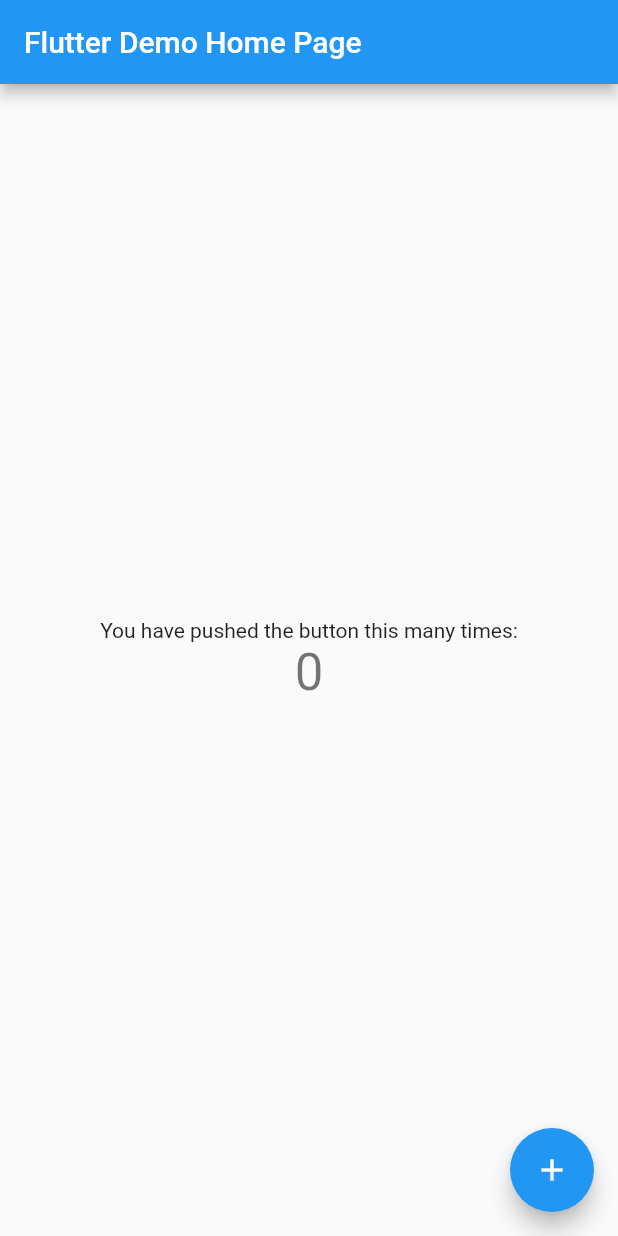
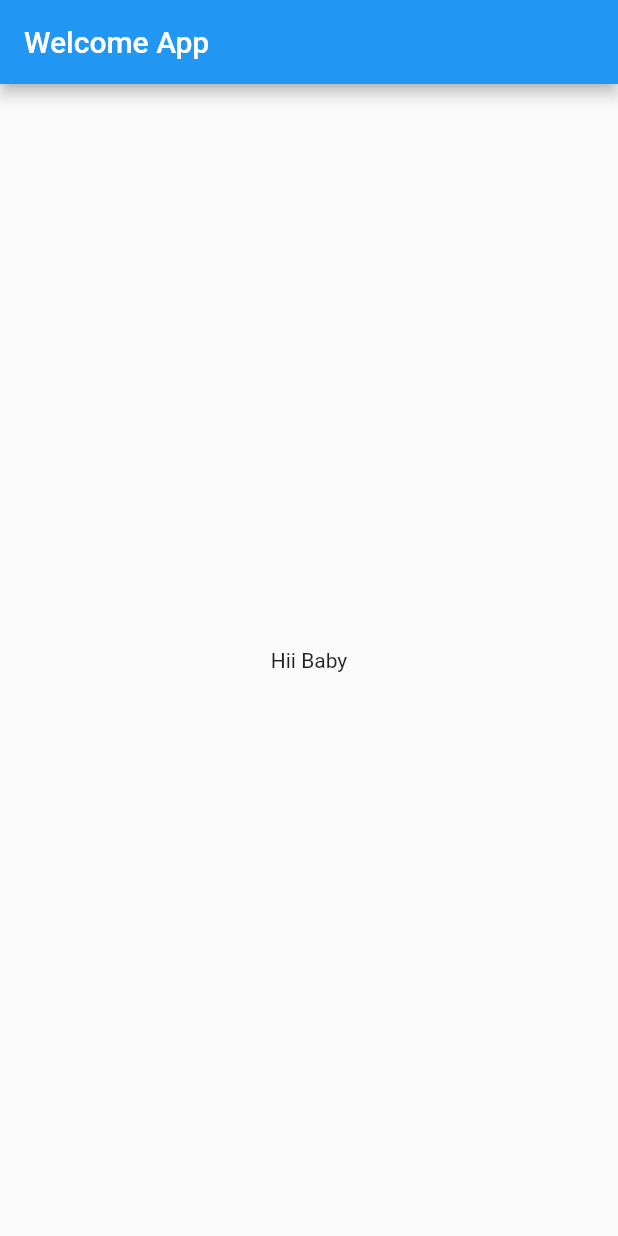
Before and after one commit to Zee7280/zain, a Flutter app: the screen it shows after launch, on a phone screen of 412 x 824 dp. Run offline on Flutter 3.47's test engine with Material 2 defaults, Android fonts, the light colour scheme and no system bars.

Commit message:
1st chap done

```diff
--- a/lib/main.dart
+++ b/lib/main.dart
@@ -1,115 +1,26 @@
 import 'package:flutter/material.dart';
+import 'package:flutter/cupertino.dart';
 
 void main() {
-  runApp(const MyApp());
+  runApp(MaterialApp(
+    title: "Bnu App",
+    home: Homepage(),
+  ));
 }
 
-class MyApp extends StatelessWidget {
-  const MyApp({Key? key}) : super(key: key);
-
-  // This widget is the root of your application.
-  @override
-  Widget build(BuildContext context) {
-    return MaterialApp(
-      title: 'Flutter Demo',
-      theme: ThemeData(
-        // This is the theme of your application.
-        //
-        // Try running your application with "flutter run". You'll see the
-        // application has a blue toolbar. Then, without quitting the app, try
-        // changing the primarySwatch below to Colors.green and then invoke
-        // "hot reload" (press "r" in the console where you ran "flutter run",
-        // or simply save your changes to "hot reload" in a Flutter IDE).
-        // Notice that the counter didn't reset back to zero; the application
-        // is not restarted.
-        primarySwatch: Colors.blue,
-      ),
-      home: const MyHomePage(title: 'Flutter Demo Home Page'),
-    );
-  }
-}
-
-class MyHomePage extends StatefulWidget {
-  const MyHomePage({Key? key, required this.title}) : super(key: key);
-
-  // This widget is the home page of your application. It is stateful, meaning
-  // that it has a State object (defined below) that contains fields that affect
-  // how it looks.
-
-  // This class is the configuration for the state. It holds the values (in this
-  // case the title) provided by the parent (in this case the App widget) and
-  // used by the build method of the State. Fields in a Widget subclass are
-  // always marked "final".
-
-  final String title;
-
-  @override
-  State<MyHomePage> createState() => _MyHomePageState();
-}
-
-class _MyHomePageState extends State<MyHomePage> {
-  int _counter = 0;
-
-  void _incrementCounter() {
-    setState(() {
-      // This call to setState tells the Flutter framework that something has
-      // changed in this State, which causes it to rerun the build method below
-      // so that the display can reflect the updated values. If we changed
-      // _counter without calling setState(), then the build method would not be
-      // called again, and so nothing would appear to happen.
-      _counter++;
-    });
-  }
+class Homepage extends StatelessWidget {
+  //const ({ Key? key }) : super(key: key);
 
   @override
   Widget build(BuildContext context) {
-    // This method is rerun every time setState is called, for instance as done
-    // by the _incrementCounter method above.
-    //
-    // The Flutter framework has been optimized to make rerunning build methods
-    // fast, so that you can just rebuild anything that needs updating rather
-    // than having to individually change instances of widgets.
     return Scaffold(
-      appBar: AppBar(
-        // Here we take the value from the MyHomePage object that was created by
-        // the App.build method, and use it to set our appbar title.
-        title: Text(widget.title),
+      appBar: AppBar(title: Text('Welcome App')),
+      body: Container(
+        child: Center(child: Text('Hii Baby')),
       ),
-      body: Center(
-        // Center is a layout widget. It takes a single child and positions it
-        // in the middle of the parent.
-        child: Column(
-          // Column is also a layout widget. It takes a list of children and
-          // arranges them vertically. By default, it sizes itself to fit its
-          // children horizontally, and tries to be as tall as its parent.
-          //
-          // Invoke "debug painting" (press "p" in the console, choose the
-          // "Toggle Debug Paint" action from the Flutter Inspector in Android
-          // Studio, or the "Toggle Debug Paint" command in Visual Studio Code)
-          // to see the wireframe for each widget.
-          //
-          // Column has various properties to control how it sizes itself and
-          // how it positions its children. Here we use mainAxisAlignment to
-          // center the children vertically; the main axis here is the vertical
-          // axis because Columns are vertical (the cross axis would be
-          // horizontal).
-          mainAxisAlignment: MainAxisAlignment.center,
-          children: <Widget>[
-            const Text(
-              'You have pushed the button this many times:',
-            ),
-            Text(
-              '$_counter',
-              style: Theme.of(context).textTheme.headline4,
-            ),
-          ],
-        ),
-      ),
-      floatingActionButton: FloatingActionButton(
-        onPressed: _incrementCounter,
-        tooltip: 'Increment',
-        child: const Icon(Icons.add),
-      ), // This trailing comma makes auto-formatting nicer for build methods.
     );
+    // return Container(
+    //   color: Colors.green,
+    // );
   }
 }
```
